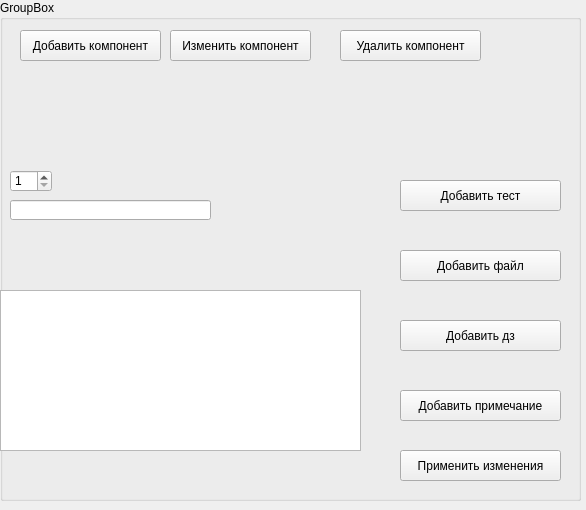
Above: client/Forms/CoursePage/CoursePageEditor/coursepageeditor.ui from sofinvalery/LMS before the change. Below: the same form after it.
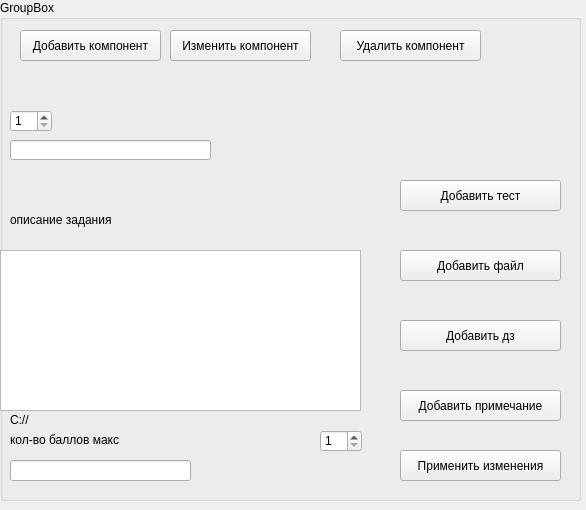
That is the form after the change.

Commit message: course editor dz adding

```diff
--- a/client/Forms/CoursePage/CoursePageEditor/coursepageeditor.ui
+++ b/client/Forms/CoursePage/CoursePageEditor/coursepageeditor.ui
@@ -172,7 +172,7 @@
     <property name="geometry">
      <rect>
       <x>10</x>
-      <y>200</y>
+      <y>140</y>
       <width>201</width>
       <height>20</height>
      </rect>
@@ -182,7 +182,7 @@
     <property name="geometry">
      <rect>
       <x>10</x>
-      <y>170</y>
+      <y>110</y>
       <width>42</width>
       <height>22</height>
      </rect>
@@ -198,8 +198,8 @@
     <property name="geometry">
      <rect>
       <x>10</x>
-      <y>130</y>
-      <width>49</width>
+      <y>80</y>
+      <width>371</width>
       <height>16</height>
      </rect>
     </property>
@@ -211,12 +211,64 @@
     <property name="geometry">
      <rect>
       <x>0</x>
-      <y>290</y>
+      <y>250</y>
       <width>361</width>
       <height>161</height>
      </rect>
     </property>
    </widget>
+   <widget class="QSpinBox" name="MaxMarkSpinBox">
+    <property name="geometry">
+     <rect>
+      <x>320</x>
+      <y>430</y>
+      <width>42</width>
+      <height>22</height>
+     </rect>
+    </property>
+    <property name="buttonSymbols">
+     <enum>QAbstractSpinBox::UpDownArrows</enum>
+    </property>
+    <property name="minimum">
+     <number>1</number>
+    </property>
+   </widget>
+   <widget class="QLabel" name="MaxMarkLabel">
+    <property name="geometry">
+     <rect>
+      <x>10</x>
+      <y>430</y>
+      <width>311</width>
+      <height>20</height>
+     </rect>
+    </property>
+    <property name="text">
+     <string>кол-во баллов макс</string>
+    </property>
+   </widget>
+   <widget class="QLineEdit" name="AllowedTypeOfFilesLineEdit">
+    <property name="geometry">
+     <rect>
+      <x>10</x>
+      <y>460</y>
+      <width>181</width>
+      <height>21</height>
+     </rect>
+    </property>
+   </widget>
+   <widget class="QLabel" name="TaskContentLabel">
+    <property name="geometry">
+     <rect>
+      <x>10</x>
+      <y>210</y>
+      <width>311</width>
+      <height>20</height>
+     </rect>
+    </property>
+    <property name="text">
+     <string>описание задания</string>
+    </property>
+   </widget>
   </widget>
  </widget>
  <resources/>
```
Left out of the diff: 2 changed lines with no effect on the pictures. The commit also changes 1 other file.
